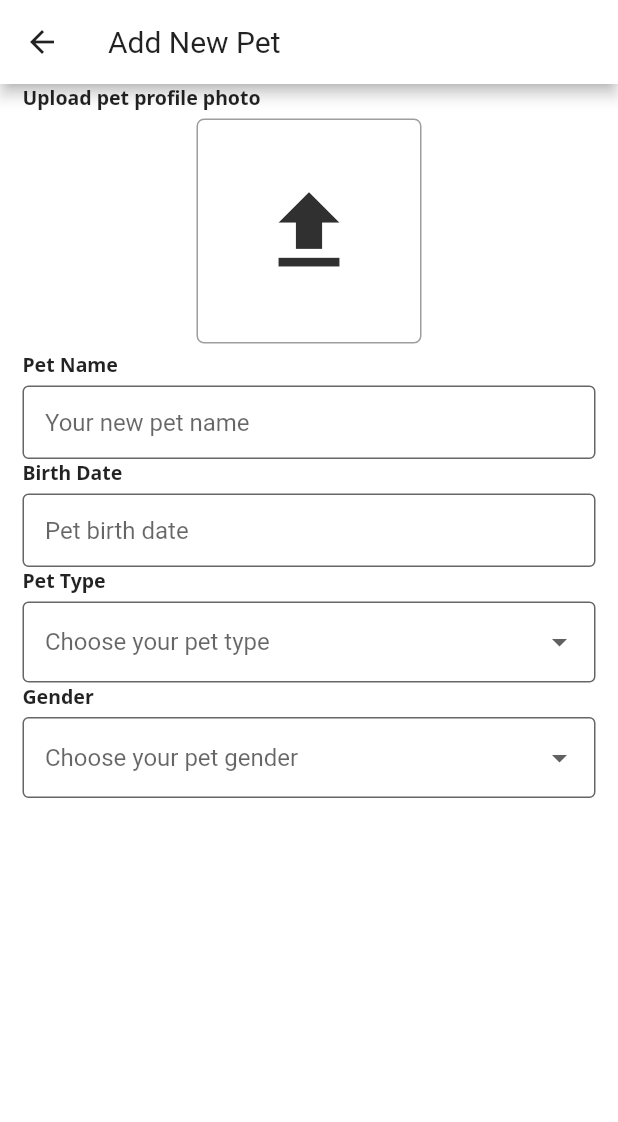
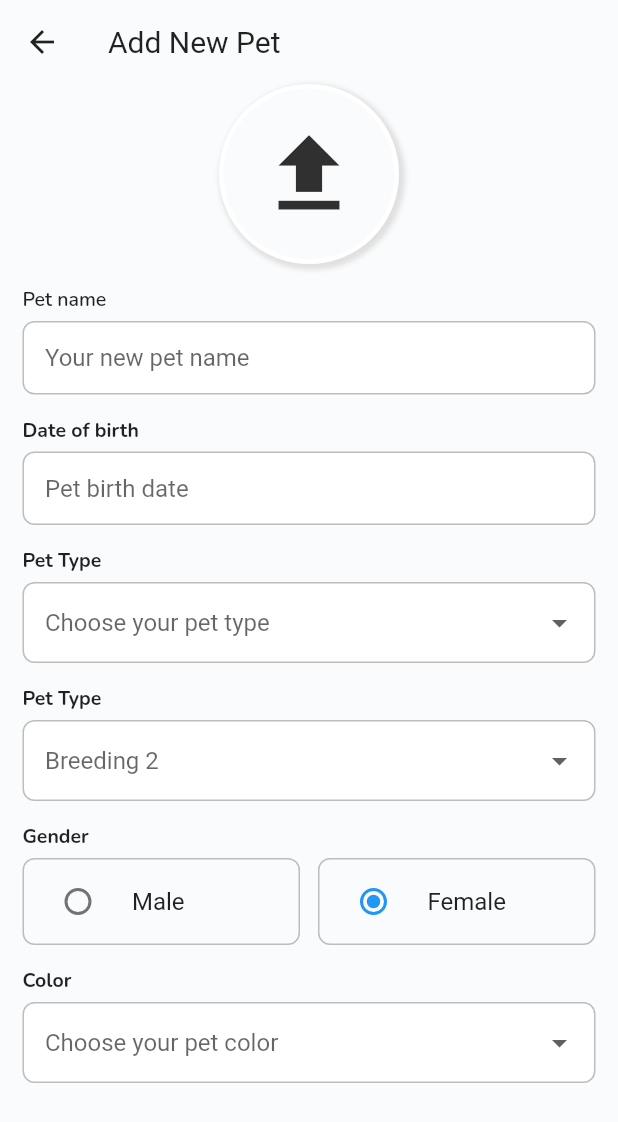
Before and after one commit to kopianan/ILoveIruka, a Flutter app: the AddNewPetPage screen opened by its route, on a phone screen of 412 x 824 dp. Shown: the top 1122 px of the screen. Run offline on Flutter 3.47's test engine with Material 2 defaults, Android fonts, the phone set to English and light mode, and no system bars; our stand-ins replace bloc, carousel_slider, dartz, date_time_picker, dio, firebase_messaging and 20 more; missing offline and left inert: image_downloader; accounts and stored records are empty; generated files the repository leaves out were written again.

Commit message:
push add new pets

```diff
--- a/lib/presentation/app_widget.dart
+++ b/lib/presentation/app_widget.dart
@@ -59,7 +59,7 @@ class _AppWidgetState extends State<AppWidget> {
             indicatorSize: TabBarIndicatorSize.tab,
             labelColor: Colors.black),
         inputDecorationTheme: inputDecoratationTheme(),
-        textTheme: GoogleFonts.notoSansTextTheme(
+        textTheme: GoogleFonts.nunitoTextTheme(
           TextTheme(
             // bodyText1: TextStyle(fontSize: 12),
             bodyText2: TextStyle(
--- a/lib/presentation/home/dashboard_page.dart
+++ b/lib/presentation/home/dashboard_page.dart
@@ -65,8 +65,8 @@ class _DashboardPageState extends State<DashboardPage> {
           children: <Widget>[
             FeedHome(),
             AccountPagehome(),
-            // PetsMatchPage(),
-            ComingSoon(),
+            PetsMatchPage(),
+            // ComingSoon(),
             UserHomePage()
           ],
         ),
--- a/lib/presentation/home/feeds_home/widgets/service_menu_item.dart
+++ b/lib/presentation/home/feeds_home/widgets/service_menu_item.dart
@@ -19,12 +19,12 @@ class ServiceMenuItem extends StatelessWidget {
         color: Colors.white,
         boxShadow: [
           BoxShadow(
-              color: Colors.grey[200],
-              blurRadius: 1,
-              spreadRadius: 1,
-              offset: Offset(2,2))
+              color: Colors.grey[300],
+              blurRadius: 2,
+              spreadRadius: 2,
+              offset: Offset(3, 3))
         ],
-        borderRadius: BorderRadius.circular(7),
+        borderRadius: BorderRadius.circular(5),
       ),
       child: InkWell(
         onTap: onClick,
@@ -48,7 +48,7 @@ class ServiceMenuItem extends StatelessWidget {
               ),
             ),
             SizedBox(
-              height:2,
+              height: 2,
             ),
             Container(
                 padding: EdgeInsets.only(bottom: 4),
--- a/lib/presentation/home/pets/add_new_pet_page.dart
+++ b/lib/presentation/home/pets/add_new_pet_page.dart
@@ -1,9 +1,12 @@
 import 'dart:io';
 
-import 'package:flash/flash.dart';
+import 'package:date_time_picker/date_time_picker.dart';
 import 'package:flutter/material.dart';
 import 'package:get/route_manager.dart';
+import 'package:i_love_iruka/presentation/home/pets/widgets/pet_gender_radio_widget.dart';
 import 'package:image_picker/image_picker.dart';
+
+import 'widgets/decoration_widget.dart';
 
 class AddNewPetPage extends StatefulWidget {
   static final String TAG = '/add_new_pet_page';
@@ -31,80 +34,87 @@ class _AddNewPetPageState extends State<AddNewPetPage> {
   @override
   Widget build(BuildContext context) {
     return Scaffold(
-      backgroundColor: Colors.white,
+      backgroundColor: Color(0xffFAFBFC),
       appBar: AppBar(
-        backgroundColor: Colors.white,
+        backgroundColor: Colors.transparent,
+        elevation: 0,
         title: Text("Add New Pet"),
       ),
-      body: Container(
+      body: SingleChildScrollView(
+        child: Container(
           margin: EdgeInsets.symmetric(horizontal: 15),
           child: Column(
             crossAxisAlignment: CrossAxisAlignment.start,
             children: [
               petUploadPhoto(),
-            SizedBox(height: 5),
+              SizedBox(height: 15),
               PetCustomFormField(
-              label: "Pet Name",
+                label: "Pet name",
                 hintText: "Your new pet name",
               ),
+              SizedBox(height: 15),
               Column(crossAxisAlignment: CrossAxisAlignment.start, children: [
                 Text(
-                "Birth Date",
+                  "Date of birth",
                   style: TextStyle(
                     fontWeight: FontWeight.bold,
                   ),
                 ),
-              SizedBox(
-                height: 5,
-              ),
-              TextFormField(
-                controller: birthDate,
-                readOnly: true,
-                onTap: () async {
-                  final date = await showDatePicker(
-                    context: context,
-                    initialDate: DateTime.now(),
-                    firstDate: DateTime(DateTime.now().year - 5),
-                    lastDate: DateTime.now(),
-                  );
-                  if (date != null) {
-                    birthDate.text = date.toString();
-                  }
-
-                  print(birthDate);
-                },
-                enabled: true,
-                decoration: InputDecoration(
-                    border: OutlineInputBorder(), hintText: "Pet birth date"),
-              ),
+                SizedBox(height: 5),
+                DateTextFormField(birthDate: birthDate),
               ]),
+              SizedBox(height: 15),
               PetCustomDropDown(
                 hintText: "Choose your pet type",
                 label: "Pet Type",
                 items: ["Dog", "Cat"],
               ),
+              SizedBox(height: 15),
+              // Container(
+              //   decoration: BoxDecoration(
+              //     border: Border.all(color: Colors.grey[400]),
+              //     borderRadius: BorderRadius.circular(8),
+              //   ),
+              //   padding: EdgeInsets.symmetric(horizontal: 10, vertical: 20),
+              //   child: Row(
+              //     children: [
+              //       Expanded(
+              //         child: PetCustomDropDown(
+              //             items: ["Poodle", "Bulldog"],
+              //             label: "Type 1",
+              //             hintText: "Breeding 1"),
+              //       ),
+              //       SizedBox(width: 15),
+              //       Expanded(
+              //         child: PetCustomDropDown(
+              //             items: ["Poodle", "Bulldog"],
+              //             label: "Type 2",
+              //             hintText: "Breeding 2"),
+              //       ),
+              //     ],
+              //   ),
+              // ),
               PetCustomDropDown(
-                items: ["Male", "Female", "Not Specify"],
-                label: "Gender",
-                hintText: "Choose your pet gender"),
+                  items: ["Poodle", "Bulldog"],
+                  label: "Pet Type",
+                  hintText: "Breeding 2"),
+              SizedBox(height: 15),
+              PetGenderRadioWidget(),
+              SizedBox(height: 15),
+              PetCustomDropDown(
+                  items: ["Red", "Black", "Brown"],
+                  label: "Color",
+                  hintText: "Choose your pet color"),
+              SizedBox(height: 15),
             ],
+          ),
         ),
       ),
     );
   }
 
   Widget petUploadPhoto() {
-    return Column(
-      mainAxisSize: MainAxisSize.max,
-      crossAxisAlignment: CrossAxisAlignment.start,
-      mainAxisAlignment: MainAxisAlignment.start,
-      children: [
-        Text(
-          "Upload pet profile photo",
-          style: TextStyle(fontWeight: FontWeight.bold),
-        ),
-        SizedBox(height: 5),
-        Align(
+    return Align(
       alignment: Alignment.center,
       child: InkWell(
         onTap: () {
@@ -131,8 +141,8 @@ class _AddNewPetPageState extends State<AddNewPetPage> {
               });
         },
         child: Container(
-              height: 150,
-              width: 150,
+          height: 120,
+          width: 120,
           padding: EdgeInsets.all(10),
           child: (_image == null)
               ? Icon(
@@ -142,17 +152,52 @@ class _AddNewPetPageState extends State<AddNewPetPage> {
                 )
               : null,
           decoration: BoxDecoration(
-                  border: Border.all(color: Colors.grey),
-                  borderRadius: BorderRadius.circular(5),
+              color: Color(0xffFAFBFC),
+              boxShadow: [
+                BoxShadow(
+                    color: Colors.grey[300],
+                    offset: Offset(2, 2),
+                    spreadRadius: 2,
+                    blurRadius: 2)
+              ],
+              shape: BoxShape.circle,
+              border: Border.all(width: 3, color: Colors.white),
               image: (_image == null)
                   ? null
                   : DecorationImage(
                       image: FileImage(_image), fit: BoxFit.cover)),
         ),
       ),
-        ),
-      ],
     );
+  }
+}
+
+class DateTextFormField extends StatelessWidget {
+  const DateTextFormField({
+    Key key,
+    @required this.birthDate,
+  }) : super(key: key);
+
+  final TextEditingController birthDate;
+
+  @override
+  Widget build(BuildContext context) {
+    return TextFormField(
+        controller: birthDate,
+        readOnly: true,
+        onTap: () async {
+          final date = await showDatePicker(
+            context: context,
+            initialDate: DateTime.now(),
+            firstDate: DateTime(DateTime.now().year - 5),
+            lastDate: DateTime.now(),
+          );
+          if (date != null) {
+            birthDate.text = DateFormat('dd-MMMM-yyyy').format(date);
+          }
+        },
+        enabled: true,
+        decoration: DecorationWidget.getInput("Pet birth date"));
   }
 }
 
@@ -170,16 +215,11 @@ class PetCustomFormField extends StatelessWidget {
     return Column(crossAxisAlignment: CrossAxisAlignment.start, children: [
       Text(
         label,
-        style: TextStyle(
-          fontWeight: FontWeight.bold,
+        style: TextStyle(fontWeight: FontWeight.w600),
       ),
-      ),
-      SizedBox(
-        height: 5,
-      ),
+      SizedBox(height: 5),
       TextFormField(
-        decoration:
-            InputDecoration(border: OutlineInputBorder(), hintText: hintText),
+        decoration: DecorationWidget.getInput(hintText),
       ),
     ]);
   }
@@ -201,6 +241,7 @@ class PetCustomDropDown extends StatefulWidget {
 
 class _PetCustomDropDownState extends State<PetCustomDropDown> {
   String selectedType;
+
   @override
   Widget build(BuildContext context) {
     return Column(crossAxisAlignment: CrossAxisAlignment.start, children: [
@@ -220,8 +261,7 @@ class _PetCustomDropDownState extends State<PetCustomDropDown> {
               selectedType = val;
             });
           },
-          decoration: InputDecoration(
-              border: OutlineInputBorder(), hintText: widget.hintText),
+          decoration: DecorationWidget.getInput(widget.hintText),
           items: widget.items
               .map((e) => DropdownMenuItem(
                     child: Text(e),
--- /dev/null
+++ b/lib/presentation/home/pets/widgets/decoration_widget.dart
@@ -0,0 +1,17 @@
+import 'package:flutter/material.dart';
+
+class DecorationWidget {
+  static InputDecoration getInput(String hint) {
+    return InputDecoration(
+        border: OutlineInputBorder(
+            borderRadius: BorderRadius.circular(8),
+            borderSide: BorderSide(color: Colors.grey[400])),
+        enabledBorder: OutlineInputBorder(
+            borderRadius: BorderRadius.circular(8),
+            borderSide: BorderSide(color: Colors.grey[400])),
+        focusedBorder: OutlineInputBorder(
+            borderRadius: BorderRadius.circular(8),
+            borderSide: BorderSide(color: Colors.blue)),
+        hintText: hint);
+  }
+}
--- /dev/null
+++ b/lib/presentation/home/pets/widgets/pet_gender_radio_widget.dart
@@ -0,0 +1,78 @@
+import 'package:flutter/material.dart';
+
+class PetGenderRadioWidget extends StatefulWidget {
+  const PetGenderRadioWidget({
+    Key key,
+  }) : super(key: key);
+
+  @override
+  _PetGenderRadioWidgetState createState() => _PetGenderRadioWidgetState();
+}
+
+class _PetGenderRadioWidgetState extends State<PetGenderRadioWidget> {
+  var _selected = PetGender.FEMALE;
+  @override
+  Widget build(BuildContext context) {
+    return Column(
+      crossAxisAlignment: CrossAxisAlignment.start,
+      children: [
+        Text(
+          "Gender",
+          style: TextStyle(
+            fontWeight: FontWeight.bold,
+          ),
+        ),
+        SizedBox(height: 5),
+        Row(
+          children: [
+            Expanded(
+              child: Container(
+                decoration: BoxDecoration(
+                  border: Border.all(
+                    color: Colors.grey[400],
+                  ),
+                  borderRadius: BorderRadius.circular(8),
+                ),
+                child: RadioListTile(
+                  title: Text("Male"),
+                  toggleable: true,
+                  value: PetGender.MALE,
+                  groupValue: _selected,
+                  onChanged: (val) {
+                    setState(() {
+                      _selected = val;
+                    });
+                  },
+                ),
+              ),
+            ),
+            SizedBox(width: 12),
+            Expanded(
+              child: Container(
+                decoration: BoxDecoration(
+                  border: Border.all(
+                    color: Colors.grey[400],
+                  ),
+                  borderRadius: BorderRadius.circular(8),
+                ),
+                child: RadioListTile(
+                  title: Text("Female"),
+                  toggleable: true,
+                  value: PetGender.FEMALE,
+                  groupValue: _selected,
+                  onChanged: (val) {
+                    setState(() {
+                      _selected = val;
+                    });
+                  },
+                ),
+              ),
+            ),
+          ],
+        ),
+      ],
+    );
+  }
+}
+
+enum PetGender { MALE, FEMALE }
--- a/lib/presentation/home/user_home/user_home_page.dart
+++ b/lib/presentation/home/user_home/user_home_page.dart
@@ -128,13 +128,13 @@ class _UserHomePageState extends State<UserHomePage> {
                               ),
                               Column(
                                 children: [
-                                  // buildUserOptionListTile(
-                                  //     leadingIcon: Icon(Icons.pets_outlined,
-                                  //         size: 25, color: Colors.black),
-                                  //     title: "My Pets",
-                                  //     onTap: () {
-                                  //       Get.toNamed(MyPetsPage.TAG);
-                                  //     }),
+                                  buildUserOptionListTile(
+                                      leadingIcon: Icon(Icons.pets_outlined,
+                                          size: 25, color: Colors.black),
+                                      title: "My Pets",
+                                      onTap: () {
+                                        Get.toNamed(MyPetsPage.TAG);
+                                      }),
                                   buildUserOptionListTile(
                                       leadingIcon: Icon(Icons.person_pin,
                                           size: 25, color: Colors.black),
--- a/lib/util/constants.dart
+++ b/lib/util/constants.dart
@@ -14,8 +14,8 @@ class Constants {
   static String _rajaOngkirApi = 'd3378ccdaa201c0b0bffbd673aab43c2';
   static String _rajaOngkirBaseUrl = 'https://api.rajaongkir.com/';
 
-  // static String _stagingUrl = 'http://api-staging.irukacms.com:5000';
-  static String _stagingUrl = 'http://api-staging.irukacms.com:5005';
+  static String _stagingUrl = 'http://api-staging.irukacms.com:5000';
+  // static String _stagingUrl = 'http://api-staging.irukacms.com:5005';
 
   static String _userSharedPref = "user_login_data";
 
```
Also changed, not shown: 1 other file. Lines whose indentation alone changed are shown as unchanged.
